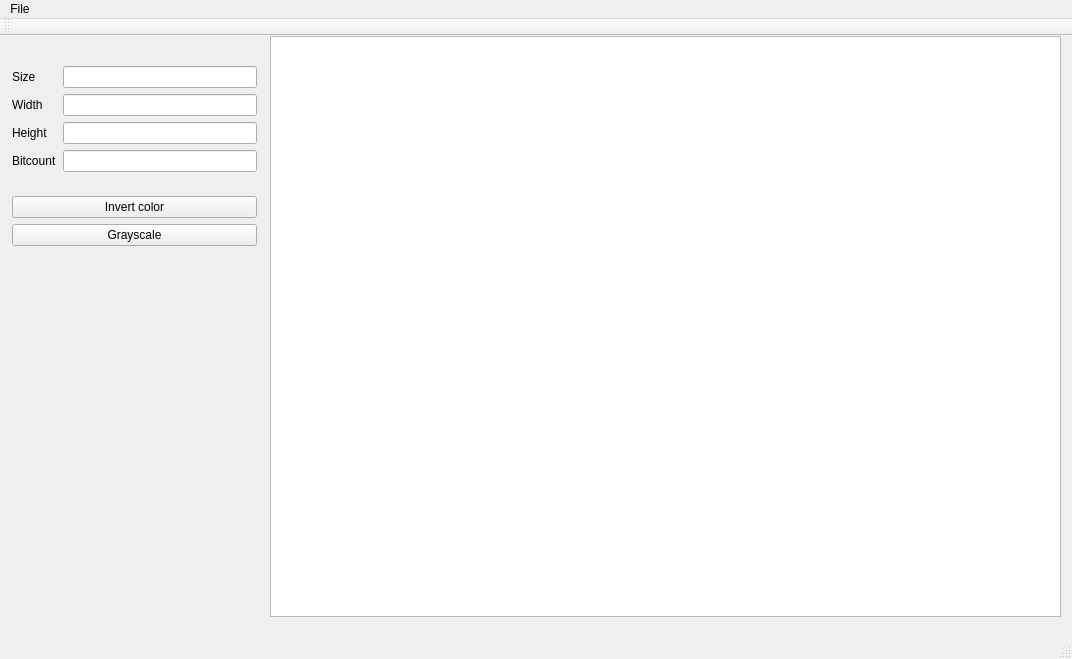
This is Painter/mainwindow.ui in VeselAbaya/qt-learning as Qt 5 draws it before an edit. The edited form follows.
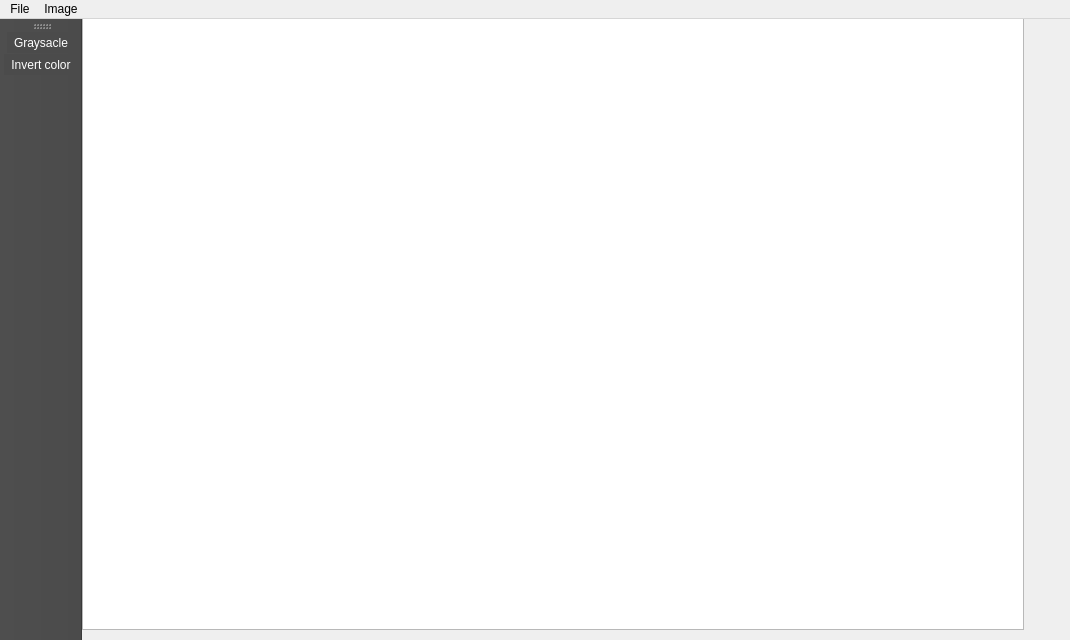
This is the edited form.

Commit message: design designed :)

What changed in the file:
```diff
--- a/Painter/mainwindow.ui
+++ b/Painter/mainwindow.ui
@@ -6,8 +6,8 @@
    <rect>
     <x>0</x>
     <y>0</y>
-    <width>1072</width>
-    <height>659</height>
+    <width>1070</width>
+    <height>640</height>
    </rect>
   </property>
   <property name="windowTitle">
@@ -17,102 +17,20 @@
    <widget class="QGraphicsView" name="graphics_view">
     <property name="geometry">
      <rect>
-      <x>270</x>
-      <y>0</y>
-      <width>791</width>
-      <height>581</height>
+      <x>0</x>
+      <y>-30</y>
+      <width>942</width>
+      <height>641</height>
      </rect>
     </property>
    </widget>
-   <widget class="QWidget" name="layoutWidget">
-    <property name="geometry">
-     <rect>
-      <x>1</x>
-      <y>1</y>
-      <width>267</width>
-      <height>238</height>
-     </rect>
-    </property>
-    <layout class="QVBoxLayout" name="verticalLayout_4">
-     <item>
-      <layout class="QHBoxLayout" name="horizontalLayout">
-       <item>
-        <layout class="QVBoxLayout" name="verticalLayout_2">
-         <item>
-          <widget class="QLabel" name="label">
-           <property name="text">
-            <string>Size</string>
-           </property>
-          </widget>
-         </item>
-         <item>
-          <widget class="QLabel" name="label_3">
-           <property name="text">
-            <string>Width</string>
-           </property>
-          </widget>
-         </item>
-         <item>
-          <widget class="QLabel" name="label_2">
-           <property name="text">
-            <string>Height</string>
-           </property>
-          </widget>
-         </item>
-         <item>
-          <widget class="QLabel" name="label_4">
-           <property name="text">
-            <string>Bitcount</string>
-           </property>
-          </widget>
-         </item>
-        </layout>
-       </item>
-       <item>
-        <layout class="QVBoxLayout" name="verticalLayout">
-         <item>
-          <widget class="QLineEdit" name="size"/>
-         </item>
-         <item>
-          <widget class="QLineEdit" name="width"/>
-         </item>
-         <item>
-          <widget class="QLineEdit" name="height"/>
-         </item>
-         <item>
-          <widget class="QLineEdit" name="bitcount"/>
-         </item>
-        </layout>
-       </item>
-      </layout>
-     </item>
-     <item>
-      <layout class="QVBoxLayout" name="verticalLayout_3">
-       <item>
-        <widget class="QPushButton" name="invert_button">
-         <property name="text">
-          <string>Invert color</string>
-         </property>
-        </widget>
-       </item>
-       <item>
-        <widget class="QPushButton" name="grayscale_button">
-         <property name="text">
-          <string>Grayscale</string>
-         </property>
-        </widget>
-       </item>
-      </layout>
-     </item>
-    </layout>
-   </widget>
   </widget>
   <widget class="QMenuBar" name="menuBar">
    <property name="geometry">
     <rect>
      <x>0</x>
      <y>0</y>
-     <width>1072</width>
+     <width>1070</width>
      <height>28</height>
     </rect>
    </property>
@@ -128,17 +46,30 @@
     <addaction name="separator"/>
     <addaction name="actionQuit"/>
    </widget>
+   <widget class="QMenu" name="menuImage">
+    <property name="title">
+     <string>Image</string>
+    </property>
+    <addaction name="actionGraysacle"/>
+    <addaction name="actionInvert"/>
+   </widget>
    <addaction name="menuFile"/>
+   <addaction name="menuImage"/>
   </widget>
   <widget class="QToolBar" name="mainToolBar">
+   <property name="styleSheet">
+    <string notr="true">background-color: rgb(75, 75, 75);
+color: white;</string>
+   </property>
    <attribute name="toolBarArea">
-    <enum>TopToolBarArea</enum>
+    <enum>LeftToolBarArea</enum>
    </attribute>
    <attribute name="toolBarBreak">
     <bool>false</bool>
    </attribute>
+   <addaction name="actioncoordinates_gray"/>
+   <addaction name="actioncoordinates_invert"/>
   </widget>
-  <widget class="QStatusBar" name="statusBar"/>
   <action name="actionSave">
    <property name="text">
     <string>Save</string>
@@ -179,6 +110,32 @@
     <string>Ctrl+N</string>
    </property>
   </action>
+  <action name="actioncoordinates_gray">
+   <property name="text">
+    <string>coordinates...</string>
+   </property>
+   <property name="iconText">
+    <string>Graysacle</string>
+   </property>
+  </action>
+  <action name="actioncoordinates_invert">
+   <property name="text">
+    <string>coordinates...</string>
+   </property>
+   <property name="iconText">
+    <string>Invert color</string>
+   </property>
+  </action>
+  <action name="actionGraysacle">
+   <property name="text">
+    <string>Grayscale</string>
+   </property>
+  </action>
+  <action name="actionInvert">
+   <property name="text">
+    <string>Invert color</string>
+   </property>
+  </action>
  </widget>
  <layoutdefault spacing="6" margin="11"/>
  <resources/>
```
Left out of the diff: 2 changed lines with no effect on the pictures. The commit also changes 7 other files.
